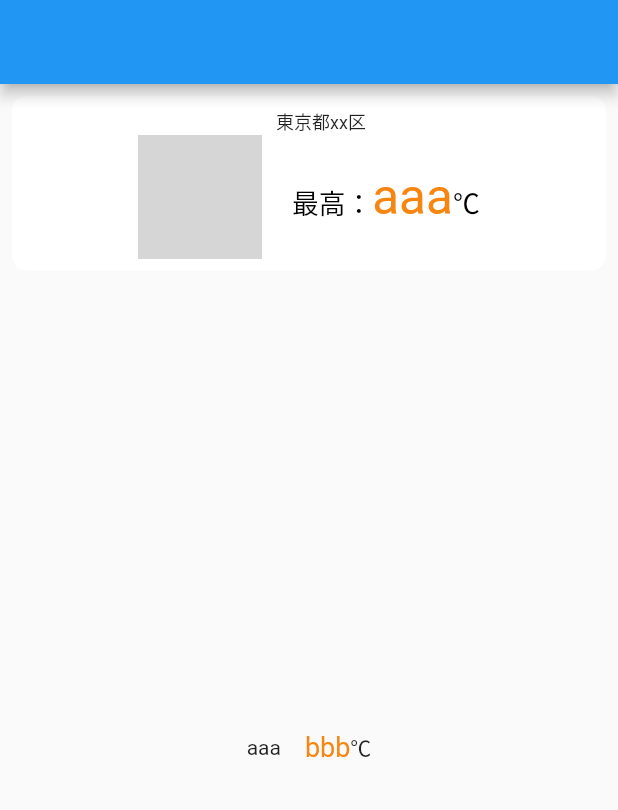
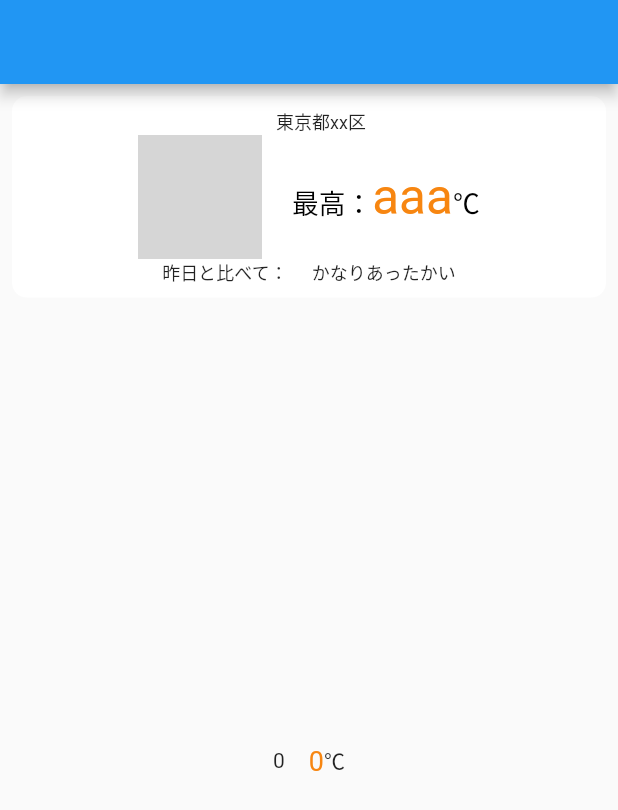
Before and after one commit to haterain0203/weather_clothes, a Flutter app: the screen it shows after launch, on a phone screen of 412 x 824 dp. Shown: the top 810 px of the screen. Run offline on Flutter 3.47's test engine with Material 2 defaults, Android fonts, the light colour scheme and no system bars; drawn by our look-alikes of cached_network_image, carousel_slider; our stand-ins replace hooks_riverpod, sizer; network calls fail; grey boxes are pictures that could not be loaded.

Commit message:
昨日との比較部分追加

```diff
--- /dev/null
+++ b/lib/component/compare_yesterday_part.dart
@@ -0,0 +1,44 @@
+import 'package:flutter/material.dart';
+
+import 'home_data_text.dart';
+
+class CompareYesterdayPart extends StatelessWidget {
+  const CompareYesterdayPart({
+    Key? key,
+  }) : super(key: key);
+
+  @override
+  Widget build(BuildContext context) {
+    return Row(
+      mainAxisAlignment: MainAxisAlignment.center,
+      children: [
+        const HomeDataText(
+          text: "昨日と比べて：",
+        ),
+        const SizedBox(
+          width: 16.0,
+        ),
+        //TODO 可変に
+        HomeDataText(
+          text: _compareTemperature(
+            //TODO 固定値
+            22,
+            5,
+          ),
+        ),
+      ],
+    );
+  }
+
+  String _compareTemperature(int todayTemp, int yesterdayTemp) {
+    final differenceTemp = todayTemp - yesterdayTemp;
+    if (differenceTemp <= 1 && differenceTemp >= -1) return "大体同じ";
+    if (differenceTemp == 2) return "ちょっとあったかい";
+    if (differenceTemp >= 3 && differenceTemp < 5) return "結構あったかい";
+    if (differenceTemp >= 5) return "かなりあったかい";
+    if (differenceTemp == -2) return "ちょっと寒い";
+    if (differenceTemp <= -3 && differenceTemp > -5) return "結構寒い";
+    if (differenceTemp < -5) return "かなり寒い";
+    return "";
+  }
+}
--- a/lib/home_page.dart
+++ b/lib/home_page.dart
@@ -2,6 +2,7 @@ import 'package:carousel_slider/carousel_slider.dart';
 import 'package:flutter/material.dart';
 
 import 'component/address_part.dart';
+import 'component/compare_yesterday_part.dart';
 import 'component/rounded_corner_container.dart';
 import 'component/weather_info_part.dart';
 
@@ -26,7 +27,7 @@ class HomePage extends StatelessWidget {
                   //天気情報部分
                   WeatherInfoPart(),
                   //昨日と比べて部分
-                  // CompareYesterdayPart(homePageData: data),
+                  CompareYesterdayPart(),
                 ],
               ),
             ),
@@ -55,7 +56,7 @@ class HomePage extends StatelessWidget {
                         mainAxisAlignment: MainAxisAlignment.center,
                         children: [
                           Text(
-                            "aaa",
+                            i.toString(),
                             style: TextStyle(
                               fontSize: 14,
                             ),
@@ -64,7 +65,7 @@ class HomePage extends StatelessWidget {
                             width: 16.0,
                           ),
                           Text(
-                            "bbb",
+                            i.toString(),
                             // maxTemp.toString(),
                             style: TextStyle(
                               fontSize: 18,
```
